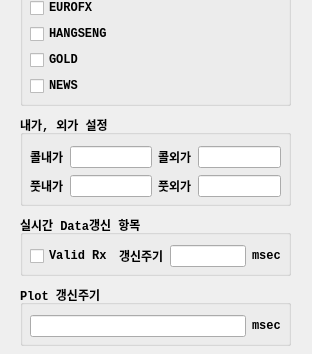
The window that UI/realtimeitem.ui (skygoldfish/SkyBot) describes before a commit, drawn with Qt 5; both pictures show x 0 to 312 and y 545 to 899 of the 312 by 899 pixel window.
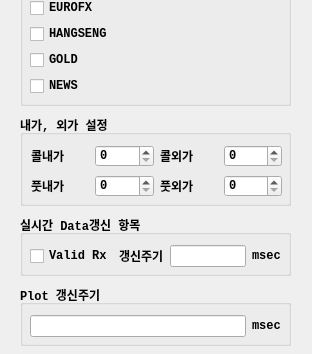
The same window after the commit.

Commit message: 소스정리

```diff
--- a/UI/realtimeitem.ui
+++ b/UI/realtimeitem.ui
@@ -504,56 +504,16 @@
    <property name="title">
     <string>내가, 외가 설정</string>
    </property>
-   <widget class="QWidget" name="layoutWidget">
+   <widget class="QWidget" name="">
     <property name="geometry">
      <rect>
-      <x>10</x>
-      <y>31</y>
-      <width>251</width>
-      <height>22</height>
-     </rect>
-    </property>
-    <layout class="QHBoxLayout" name="horizontalLayout_3">
-     <item>
-      <widget class="QLabel" name="label_call_itm">
-       <property name="text">
-        <string>콜내가</string>
-       </property>
-      </widget>
-     </item>
-     <item>
-      <widget class="QLineEdit" name="lineEdit_call_itm">
-       <property name="alignment">
-        <set>Qt::AlignRight|Qt::AlignTrailing|Qt::AlignVCenter</set>
-       </property>
-      </widget>
-     </item>
-     <item>
-      <widget class="QLabel" name="label_call_otm">
-       <property name="text">
-        <string>콜외가</string>
-       </property>
-      </widget>
-     </item>
-     <item>
-      <widget class="QLineEdit" name="lineEdit_call_otm">
-       <property name="alignment">
-        <set>Qt::AlignRight|Qt::AlignTrailing|Qt::AlignVCenter</set>
-       </property>
-      </widget>
-     </item>
-    </layout>
-   </widget>
-   <widget class="QWidget" name="layoutWidget">
-    <property name="geometry">
-     <rect>
-      <x>10</x>
+      <x>11</x>
       <y>60</y>
       <width>251</width>
       <height>22</height>
      </rect>
     </property>
-    <layout class="QHBoxLayout" name="horizontalLayout_4">
+    <layout class="QHBoxLayout" name="horizontalLayout_3">
      <item>
       <widget class="QLabel" name="label_put_itm">
        <property name="text">
@@ -562,11 +522,7 @@
       </widget>
      </item>
      <item>
-      <widget class="QLineEdit" name="lineEdit_put_itm">
-       <property name="alignment">
-        <set>Qt::AlignRight|Qt::AlignTrailing|Qt::AlignVCenter</set>
-       </property>
-      </widget>
+      <widget class="QSpinBox" name="spinBox_put_itm"/>
      </item>
      <item>
       <widget class="QLabel" name="label_put_otm">
@@ -576,12 +532,40 @@
       </widget>
      </item>
      <item>
-      <widget class="QLineEdit" name="lineEdit_put_otm">
-       <property name="alignment">
-        <set>Qt::AlignRight|Qt::AlignTrailing|Qt::AlignVCenter</set>
+      <widget class="QSpinBox" name="spinBox_put_otm"/>
+     </item>
+    </layout>
+   </widget>
+   <widget class="QWidget" name="">
+    <property name="geometry">
+     <rect>
+      <x>11</x>
+      <y>30</y>
+      <width>251</width>
+      <height>22</height>
+     </rect>
+    </property>
+    <layout class="QHBoxLayout" name="horizontalLayout_4">
+     <item>
+      <widget class="QLabel" name="label_call_itm">
+       <property name="text">
+        <string>콜내가</string>
        </property>
       </widget>
      </item>
+     <item>
+      <widget class="QSpinBox" name="spinBox_call_itm"/>
+     </item>
+     <item>
+      <widget class="QLabel" name="label_call_otm">
+       <property name="text">
+        <string>콜외가</string>
+       </property>
+      </widget>
+     </item>
+     <item>
+      <widget class="QSpinBox" name="spinBox_call_otm"/>
+     </item>
     </layout>
    </widget>
   </widget>
```
Left out of the diff: 2 changed lines with no effect on the pictures. The commit also changes 2 other files.
